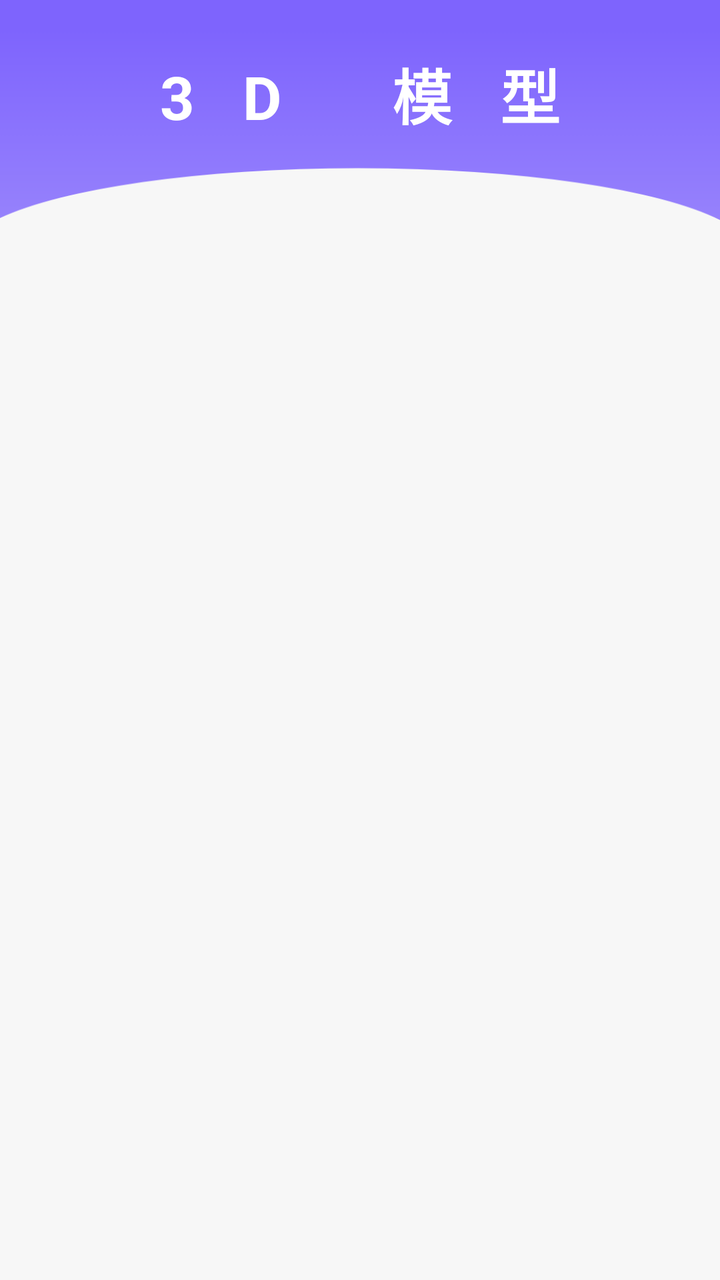
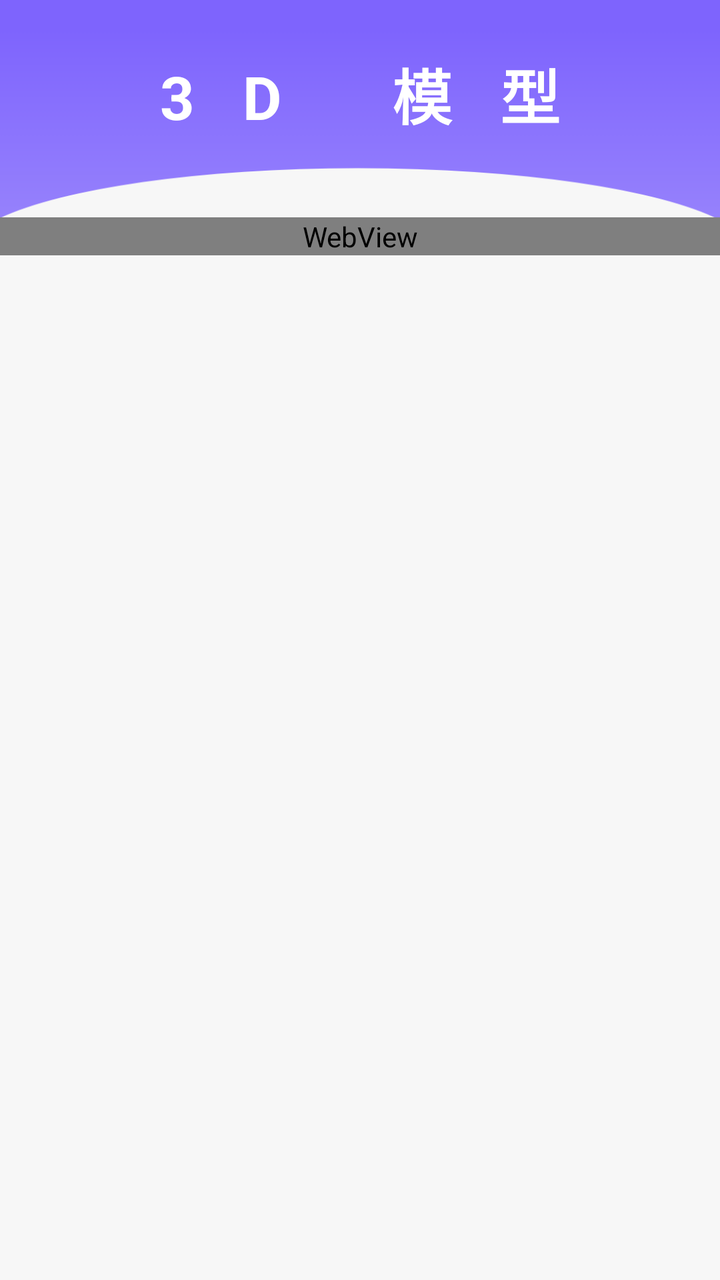

The first picture is an Android layout as it rendered before a commit; the second is the same layout after the commit. The layout source and the unified diff follow.
<!-- AndroidManifest.xml: application theme Theme.AIDraw -->
<!-- res/layout/activity_model.xml -->
<?xml version="1.0" encoding="utf-8"?>
<androidx.constraintlayout.widget.ConstraintLayout xmlns:android="http://schemas.android.com/apk/res/android"
    xmlns:app="http://schemas.android.com/apk/res-auto"
    xmlns:tools="http://schemas.android.com/tools"
    android:layout_width="match_parent"
    android:layout_height="match_parent"
    android:background="#F7F7F7"
    tools:context=".CommunityFragment">

    <View
        android:id="@+id/view"
        android:layout_width="match_parent"
        android:layout_height="110dp"
        android:background="@drawable/homework_and_points_top"
        app:layout_constraintTop_toTopOf="parent" />

    <TextView
        android:id="@+id/textView"
        android:layout_width="match_parent"
        android:layout_height="wrap_content"
        android:layout_marginTop="25dp"
        android:gravity="center"
        android:letterSpacing="0.8"
        android:text="3D 模型"
        android:textColor="#FFFFFFFF"
        android:textSize="30sp"
        android:textStyle="bold"
        app:layout_constraintTop_toTopOf="parent" />

    <ScrollView
        android:layout_width="0dp"
        android:layout_height="0dp"
        android:layout_marginTop="40dp"
        app:layout_constraintBottom_toBottomOf="parent"
        app:layout_constraintEnd_toEndOf="parent"
        app:layout_constraintStart_toStartOf="parent"
        app:layout_constraintTop_toBottomOf="@+id/textView">

        <LinearLayout
            android:layout_width="match_parent"
            android:layout_height="wrap_content">

            <androidx.recyclerview.widget.RecyclerView
                android:id="@+id/recyclerView"
                android:layout_width="match_parent"
                android:layout_height="match_parent"
                android:padding="10dp"
                tools:listitem="@layout/list_item_model"
                android:layout_marginTop="10dp"/>
        </LinearLayout>
    </ScrollView>
</androidx.constraintlayout.widget.ConstraintLayout>
<!-- res/layout/list_item_model.xml (included above) -->
<?xml version="1.0" encoding="utf-8"?>

<androidx.constraintlayout.widget.ConstraintLayout xmlns:android="http://schemas.android.com/apk/res/android"
    xmlns:app="http://schemas.android.com/apk/res-auto"
    xmlns:tools="http://schemas.android.com/tools"
    android:layout_marginTop="5dp"
    android:layout_marginBottom="5dp"
    android:layout_marginLeft="10dp"
    android:layout_marginRight="10dp"
    android:layout_width="match_parent"
    android:layout_height="wrap_content">

    <androidx.cardview.widget.CardView
        android:layout_width="match_parent"
        android:layout_height="match_parent"
        app:cardCornerRadius="8dp">

        <androidx.constraintlayout.widget.ConstraintLayout
            android:layout_width="match_parent"
            android:layout_height="match_parent">

            <ImageView
                android:id="@+id/imageView5"
                android:layout_width="170dp"
                android:layout_height="120dp"
                android:src="@drawable/vr"
                android:scaleType="fitXY"
                app:layout_constraintEnd_toEndOf="parent"
                app:layout_constraintStart_toStartOf="parent"
                app:layout_constraintBottom_toBottomOf="parent"
                app:layout_constraintTop_toTopOf="parent" />

            <LinearLayout
                android:id="@+id/constraintLayout"
                android:layout_width="wrap_content"
                android:layout_height="16dp"
                android:background="@drawable/gray_6"
                android:paddingLeft="5dp"
                android:paddingRight="5dp"
                android:layout_margin="6dp"
                app:layout_constraintBottom_toBottomOf="@+id/imageView5"
                app:layout_constraintEnd_toEndOf="@+id/imageView5">

                <TextView
                    android:layout_width="match_parent"
                    android:layout_height="match_parent"
                    android:textColor="#FFFFFFFF"
                    android:textSize="8sp"
                    android:text="鸟 model"
                    android:gravity="center"/>
            </LinearLayout>
        </androidx.constraintlayout.widget.ConstraintLayout>
    </androidx.cardview.widget.CardView>
</androidx.constraintlayout.widget.ConstraintLayout>
<!-- resources referenced by this layout -->
<resources>
  <!-- drawable gray_6 (drawable) -->
  <?xml version="1.0" encoding="utf-8"?>
  
  <shape xmlns:android="http://schemas.android.com/apk/res/android"
      android:shape="rectangle">
  
      <corners
          android:radius="6dp"/>
  
      <solid
          android:color="#99424242" />
  </shape>
  <!-- drawable homework_and_points_top: png bitmap (drawable, 6838 bytes) -->
  <!-- drawable vr: jpg bitmap (drawable, 48671 bytes) -->
  <style name="Theme.AIDraw" parent="Base.Theme.AIDraw" />
  <style name="Base.Theme.AIDraw" parent="Theme.Material3.DayNight.NoActionBar">
          
          
      </style>
</resources>

<!-- the commit's change to res/layout/activity_model.xml (unified diff, before → after) -->
@@ -38,70 +38,12 @@
 
         <LinearLayout
             android:layout_width="match_parent"
-            android:layout_height="wrap_content">
+            android:layout_height="match_parent">
 
-            <androidx.recyclerview.widget.RecyclerView
-                android:id="@+id/recyclerView"
+            <WebView
+                android:id="@+id/netWeb"
                 android:layout_width="match_parent"
-                android:layout_height="match_parent"
-                android:padding="10dp"
-                tools:listitem="@layout/list_item_model"
-                android:layout_marginTop="10dp"/>
+                android:layout_height="match_parent"/>
         </LinearLayout>
     </ScrollView>
 </androidx.constraintlayout.widget.ConstraintLayout>
-<!-- res/layout/list_item_model.xml (included above) -->
-<?xml version="1.0" encoding="utf-8"?>
-
-<androidx.constraintlayout.widget.ConstraintLayout xmlns:android="http://schemas.android.com/apk/res/android"
-    xmlns:app="http://schemas.android.com/apk/res-auto"
-    xmlns:tools="http://schemas.android.com/tools"
-    android:layout_marginTop="5dp"
-    android:layout_marginBottom="5dp"
-    android:layout_marginLeft="10dp"
-    android:layout_marginRight="10dp"
-    android:layout_width="match_parent"
-    android:layout_height="wrap_content">
-
-    <androidx.cardview.widget.CardView
-        android:layout_width="match_parent"
-        android:layout_height="match_parent"
-        app:cardCornerRadius="8dp">
-
-        <androidx.constraintlayout.widget.ConstraintLayout
-            android:layout_width="match_parent"
-            android:layout_height="match_parent">
-
-            <ImageView
-                android:id="@+id/imageView5"
-                android:layout_width="170dp"
-                android:layout_height="120dp"
-                android:src="@drawable/vr"
-                android:scaleType="fitXY"
-                app:layout_constraintEnd_toEndOf="parent"
-                app:layout_constraintStart_toStartOf="parent"
-                app:layout_constraintBottom_toBottomOf="parent"
-                app:layout_constraintTop_toTopOf="parent" />
-
-            <LinearLayout
-                android:id="@+id/constraintLayout"
-                android:layout_width="wrap_content"
-                android:layout_height="16dp"
-                android:background="@drawable/gray_6"
-                android:paddingLeft="5dp"
-                android:paddingRight="5dp"
-                android:layout_margin="6dp"
-                app:layout_constraintBottom_toBottomOf="@+id/imageView5"
-                app:layout_constraintEnd_toEndOf="@+id/imageView5">
-
-                <TextView
-                    android:layout_width="match_parent"
-                    android:layout_height="match_parent"
-                    android:textColor="#FFFFFFFF"
-                    android:textSize="8sp"
-                    android:text="鸟 model"
-                    android:gravity="center"/>
-            </LinearLayout>
-        </androidx.constraintlayout.widget.ConstraintLayout>
-    </androidx.cardview.widget.CardView>
-</androidx.constraintlayout.widget.ConstraintLayout>
<!-- resource entries referenced after the edit -->
@@ -1,19 +1,6 @@
 <!-- resources referenced by this layout -->
 <resources>
-  <!-- drawable gray_6 (drawable) -->
-  <?xml version="1.0" encoding="utf-8"?>
-  
-  <shape xmlns:android="http://schemas.android.com/apk/res/android"
-      android:shape="rectangle">
-  
-      <corners
-          android:radius="6dp"/>
-  
-      <solid
-          android:color="#99424242" />
-  </shape>
   <!-- drawable homework_and_points_top: png bitmap (drawable, 6838 bytes) -->
-  <!-- drawable vr: jpg bitmap (drawable, 48671 bytes) -->
   <style name="Theme.AIDraw" parent="Base.Theme.AIDraw" />
   <style name="Base.Theme.AIDraw" parent="Theme.Material3.DayNight.NoActionBar">
           
